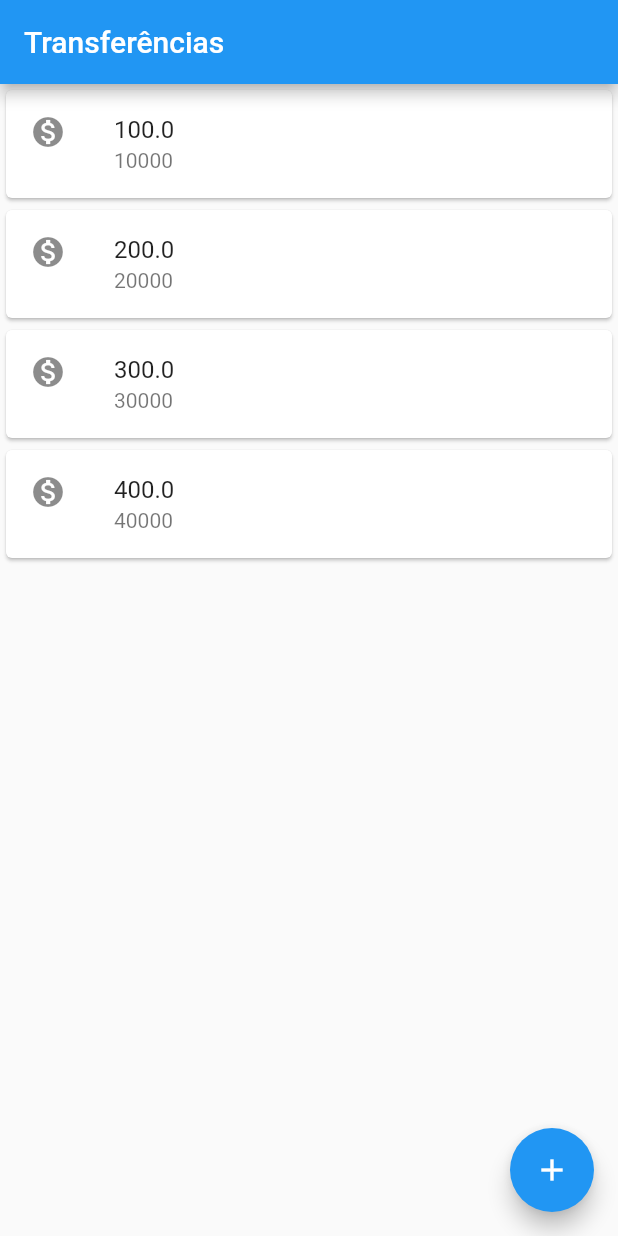
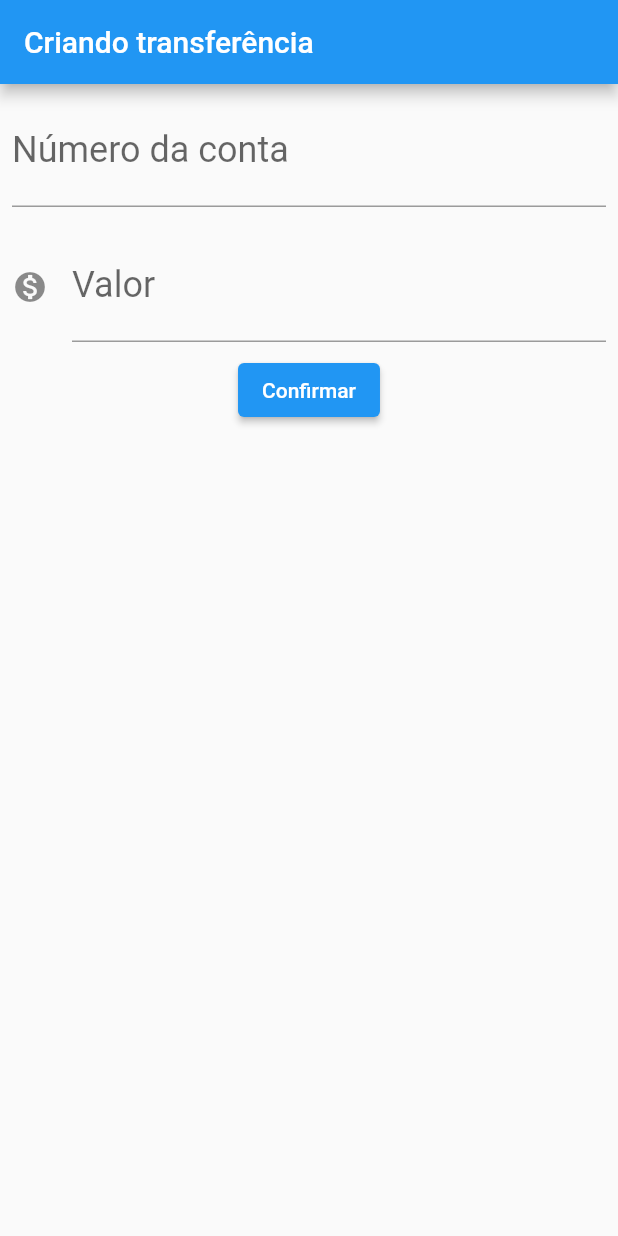
Before and after one commit to renatobentorocha/flutter, a Flutter app: the screen it shows after launch, on a phone screen of 412 x 824 dp. Run offline on Flutter 3.47's test engine with Material 2 defaults, Android fonts, the phone set to English and light mode, and no system bars; missing offline and left inert: dart:ffi.

Commit message:
Transfer

```diff
--- a/bytebank/lib/main.dart
+++ b/bytebank/lib/main.dart
@@ -2,28 +2,96 @@ import 'dart:ffi';
 
 import 'package:flutter/material.dart';
 
-void main() => runApp(MaterialApp(
+void main() => runApp(ByteBankApp());
+
+class ByteBankApp extends StatelessWidget {
+  @override
+  Widget build(BuildContext context) {
+    return MaterialApp(
         home: Scaffold(
-      body: ListaTransferencia(),
+      body: FormularioTransferencia(),
+    ));
+  }
+}
+
+class FormularioTransferencia extends StatelessWidget {
+  final TextEditingController _controladorCampoNumeroConta =
+      TextEditingController();
+  final TextEditingController _controladorCampoValor = TextEditingController();
+
+  @override
+  Widget build(BuildContext context) {
+    return Scaffold(
       appBar: AppBar(
-        title: Text("Transferências"),
+        title: Text("Criando transferência"),
       ),
-      floatingActionButton: FloatingActionButton(
-        child: Icon(Icons.add),
+      body: Column(
+        children: <Widget>[
+          Padding(
+            padding: EdgeInsets.all(8),
+            child: TextField(
+              controller: _controladorCampoNumeroConta,
+              style: TextStyle(
+                fontSize: 24,
               ),
-    )));
+              decoration: InputDecoration(
+                labelText: 'Número da conta',
+                hintText: "000",
+              ),
+              keyboardType: TextInputType.number,
+            ),
+          ),
+          Padding(
+            padding: EdgeInsets.all(8),
+            child: TextField(
+              controller: _controladorCampoValor,
+              style: TextStyle(
+                fontSize: 24,
+              ),
+              decoration: InputDecoration(
+                icon: Icon(Icons.monetization_on),
+                labelText: 'Valor',
+                hintText: "0.00",
+              ),
+              keyboardType: TextInputType.number,
+            ),
+          ),
+          ElevatedButton(
+            child: Text("Confirmar"),
+            onPressed: () {
+              final transferencia = Transferencia(
+                  double.tryParse(_controladorCampoValor.text),
+                  int.tryParse(_controladorCampoNumeroConta.text));
+              debugPrint(_controladorCampoNumeroConta.text);
+              debugPrint(_controladorCampoValor.text);
+              debugPrint('$transferencia');
+            },
+          )
+        ],
+      ),
+    );
+  }
+}
 
 class ListaTransferencia extends StatelessWidget {
   @override
   Widget build(BuildContext context) {
     // TODO: implement build
-    return Column(
+    return Scaffold(
+      appBar: AppBar(
+        title: Text("Transferências"),
+      ),
+      body: Column(
         children: <Widget>[
           ItemTransferencia(Transferencia(100.00, 10000)),
           ItemTransferencia(Transferencia(200.00, 20000)),
           ItemTransferencia(Transferencia(300.00, 30000)),
           ItemTransferencia(Transferencia(400.00, 40000)),
         ],
+      ),
+      floatingActionButton: FloatingActionButton(
+        child: Icon(Icons.add),
+      ),
     );
   }
 }
@@ -51,4 +119,10 @@ class Transferencia {
   final int numeroConta;
 
   Transferencia(this.valor, this.numeroConta);
+
+  @override
+  String toString() {
+    // TODO: implement toString
+    return 'Transferência{valor: $valor, numeroConta: $numeroConta}';
   }
+}
```
Also changed, not shown: bytebank/pubspec.lock, 1 other file. Lines whose indentation alone changed are shown as unchanged.
